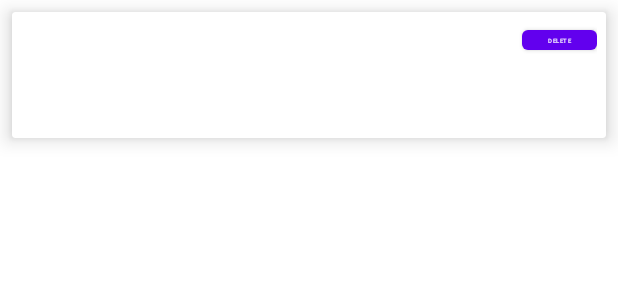
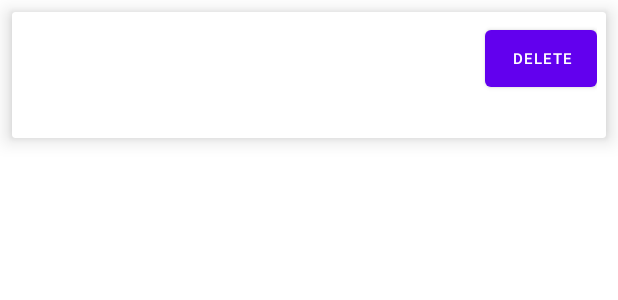
Before and after one commit to sam19981/InClass07_002787959_002783511, an Android app: the layout notesrecycler.xml on its own in the app's theme, with its tools: preview values and no code run, on a phone screen of 412 x 824 dp. Shown: the top 300 px of the screen. Run offline under Robolectric (Android 15) with nearby library versions, the phone set to English and light mode, and no system bars; network calls fail.

Commit message:
fixed delete button

```diff
--- a/app/src/main/res/layout/notesrecycler.xml
+++ b/app/src/main/res/layout/notesrecycler.xml
@@ -45,11 +45,11 @@
 
         <Button
             android:id="@+id/deletebtn"
-            android:layout_width="100dp"
-            android:layout_height="25dp"
+            android:layout_width="150dp"
+            android:layout_height="50dp"
             android:layout_weight="2"
             android:text="delete"
-            android:textSize="4sp" />
+            android:textSize="10sp" />
 
 
     </LinearLayout>
```
